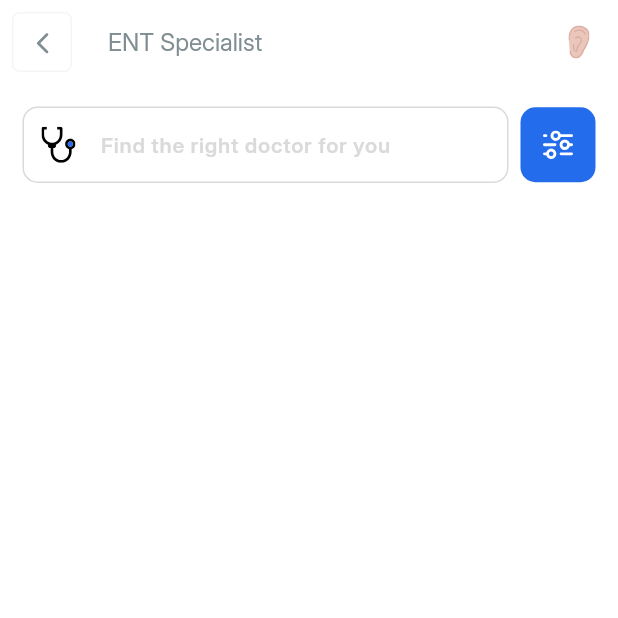
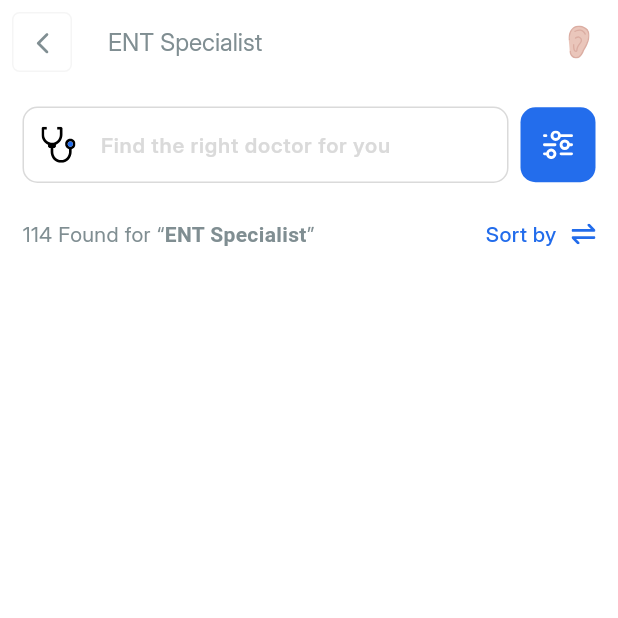
Before and after one commit to LaithMahdi/medigo, a Flutter app: the InitialScreen screen opened by its route, after a tap on "ENT Specialist", on a phone screen of 412 x 824 dp, the top half of it. Run offline on Flutter 3.47's test engine with Material 3 defaults, Android fonts, the phone set to English and light mode, and no system bars; our stand-ins replace flutter_spinkit, flutter_svg, get, shared_preferences; accounts and stored records are empty.

Commit message:
feat: add sorting functionality and new sort icon for specialties

```diff
--- a/lib/core/constant/app_image.dart
+++ b/lib/core/constant/app_image.dart
@@ -18,13 +18,11 @@ class AppImage {
 
   static const String imagesDoctorDoctor7 = "assets/images/doctor/doctor_7.png";
 
-  static const String imagesIconesAfternoon =
-      "assets/images/icones/afternoon.png";
+  static const String imagesIconesAfternoon = "assets/images/icones/afternoon.png";
 
   static const String imagesIconesBadge = "assets/images/icones/badge.svg";
 
-  static const String imagesIconesCalendar =
-      "assets/images/icones/calendar.svg";
+  static const String imagesIconesCalendar = "assets/images/icones/calendar.svg";
 
   static const String imagesIconesCall = "assets/images/icones/call.svg";
 
@@ -32,16 +30,13 @@ class AppImage {
 
   static const String imagesIconesClock = "assets/images/icones/clock.svg";
 
-  static const String imagesIconesExperience =
-      "assets/images/icones/experience.png";
+  static const String imagesIconesExperience = "assets/images/icones/experience.png";
 
   static const String imagesIconesEye = "assets/images/icones/eye.svg";
 
-  static const String imagesIconesEyeSlash =
-      "assets/images/icones/eye_slash.svg";
+  static const String imagesIconesEyeSlash = "assets/images/icones/eye_slash.svg";
 
-  static const String imagesIconesFacebook =
-      "assets/images/icones/facebook.svg";
+  static const String imagesIconesFacebook = "assets/images/icones/facebook.svg";
 
   static const String imagesIconesFemale = "assets/images/icones/female.png";
 
@@ -51,46 +46,41 @@ class AppImage {
 
   static const String imagesIconesHeart = "assets/images/icones/heart.svg";
 
-  static const String imagesIconesHeartFilled =
-      "assets/images/icones/heart_filled.svg";
+  static const String imagesIconesHeartFilled = "assets/images/icones/heart_filled.svg";
 
   static const String imagesIconesHome = "assets/images/icones/home.svg";
 
-  static const String imagesIconesHomeVisit =
-      "assets/images/icones/home_visit.png";
+  static const String imagesIconesHomeVisit = "assets/images/icones/home_visit.png";
 
-  static const String imagesIconesHospital =
-      "assets/images/icones/hospital.png";
+  static const String imagesIconesHospital = "assets/images/icones/hospital.png";
 
   static const String imagesIconesMale = "assets/images/icones/male.png";
 
-  static const String imagesIconesMessaging =
-      "assets/images/icones/messaging.svg";
+  static const String imagesIconesMessaging = "assets/images/icones/messaging.svg";
 
   static const String imagesIconesMorning = "assets/images/icones/morning.png";
 
   static const String imagesIconesNight = "assets/images/icones/night.png";
 
-  static const String imagesIconesNotification =
-      "assets/images/icones/notification.svg";
+  static const String imagesIconesNotification = "assets/images/icones/notification.svg";
 
   static const String imagesIconesOnline = "assets/images/icones/online.png";
 
   static const String imagesIconesSearch = "assets/images/icones/search.svg";
 
+  static const String imagesIconesSort = "assets/images/icones/sort.svg";
+
   static const String imagesIconesStar = "assets/images/icones/star.svg";
 
   static const String imagesIconesStar1 = "assets/images/icones/star_1.png";
 
-  static const String imagesIconesStarOutline =
-      "assets/images/icones/star_outline.svg";
+  static const String imagesIconesStarOutline = "assets/images/icones/star_outline.svg";
 
   static const String imagesIconesUser = "assets/images/icones/user.svg";
 
   static const String imagesIconesUsers = "assets/images/icones/users.svg";
 
-  static const String imagesIconesVideoCall =
-      "assets/images/icones/video_call.svg";
+  static const String imagesIconesVideoCall = "assets/images/icones/video_call.svg";
 
   static const String imagesLogoLogoImage = "assets/images/logo/logo_image.svg";
 
@@ -102,27 +92,19 @@ class AppImage {
 
   static const String imagesOnboard3 = "assets/images/onboard_3.png";
 
-  static const String imagesSpecialityCardiologist =
-      "assets/images/speciality/cardiologist.svg";
+  static const String imagesSpecialityCardiologist = "assets/images/speciality/cardiologist.svg";
 
-  static const String imagesSpecialityDentist =
-      "assets/images/speciality/dentist.svg";
+  static const String imagesSpecialityDentist = "assets/images/speciality/dentist.svg";
 
-  static const String imagesSpecialityEntSpecialist =
-      "assets/images/speciality/ent_specialist.svg";
+  static const String imagesSpecialityEntSpecialist = "assets/images/speciality/ent_specialist.svg";
 
-  static const String imagesSpecialityGastroenterologist =
-      "assets/images/speciality/gastroenterologist.svg";
+  static const String imagesSpecialityGastroenterologist = "assets/images/speciality/gastroenterologist.svg";
 
-  static const String imagesSpecialityGynecologist =
-      "assets/images/speciality/gynecologist.svg";
+  static const String imagesSpecialityGynecologist = "assets/images/speciality/gynecologist.svg";
 
-  static const String imagesSpecialityNeurologist =
-      "assets/images/speciality/neurologist.svg";
+  static const String imagesSpecialityNeurologist = "assets/images/speciality/neurologist.svg";
 
-  static const String imagesSpecialityOphthalmologist =
-      "assets/images/speciality/ophthalmologist.svg";
+  static const String imagesSpecialityOphthalmologist = "assets/images/speciality/ophthalmologist.svg";
 
-  static const String imagesSpecialityOtologist =
-      "assets/images/speciality/otologist.svg";
+  static const String imagesSpecialityOtologist = "assets/images/speciality/otologist.svg";
 }
--- a/lib/data/dummy.dart
+++ b/lib/data/dummy.dart
@@ -160,3 +160,11 @@ List<BottomNavigationModel> bottomNavigationItems = [
     page: Container(color: Colors.brown),
   ),
 ];
+
+List<FilterModel> sortByFilters = [
+  FilterModel(name: "Full Name (A-Z)", value: "name_asc"),
+  FilterModel(name: "Experience (High → Low)", value: "experience_desc"),
+  FilterModel(name: "Rating (High → Low)", value: "rating_desc"),
+  FilterModel(name: "Fee (Low → High)", value: "fee_asc"),
+  FilterModel(name: "Availability", value: "availability"),
+];
--- a/lib/views/speciality/speciality_screen.dart
+++ b/lib/views/speciality/speciality_screen.dart
@@ -2,11 +2,13 @@ import 'package:flutter/material.dart';
 import 'package:flutter_svg/flutter_svg.dart';
 import 'package:get/get.dart';
 import 'package:medigo/core/constant/app_color.dart';
+import 'package:medigo/core/constant/app_image.dart';
 import 'package:medigo/shared/spacer.dart';
 import '../../controllers/speciality_controller.dart';
 import '../../core/config.dart';
 import '../../shared/buttons/custom_back_button.dart';
 import '../../shared/search_row.dart';
+import 'widgets/speciality_search_and_sort.dart';
 
 class SpecialityScreen extends StatelessWidget {
   const SpecialityScreen({super.key});
@@ -37,6 +39,7 @@ class SpecialityScreen extends StatelessWidget {
             child: SearchRow(controller: TextEditingController(), onTap: () {}),
           ),
           SliverToBoxAdapter(child: Config.spaceWidget),
+          SliverToBoxAdapter(child: SpecialitySearchAndSort()),
         ],
       ),
     );
--- /dev/null
+++ b/lib/views/speciality/widgets/speciality_search_and_sort.dart
@@ -0,0 +1,62 @@
+import 'package:flutter/material.dart';
+import 'package:flutter_svg/flutter_svg.dart';
+import 'package:get/get.dart';
+
+import '../../../controllers/speciality_controller.dart';
+import '../../../core/config.dart';
+import '../../../core/constant/app_color.dart';
+import '../../../core/constant/app_image.dart';
+
+class SpecialitySearchAndSort extends GetView<SpecialityController> {
+  const SpecialitySearchAndSort({super.key});
+
+  @override
+  Widget build(BuildContext context) {
+    return Padding(
+      padding: EdgeInsetsGeometry.symmetric(horizontal: Config.spacing15),
+      child: Row(
+        mainAxisAlignment: MainAxisAlignment.spaceBetween,
+        children: [
+          Text.rich(
+            style: TextStyle(fontSize: 14, color: AppColor.grey1),
+            TextSpan(
+              text: "114 Found for “",
+              children: [
+                TextSpan(
+                  text: controller.speciality.title,
+                  style: TextStyle(
+                    fontSize: 14,
+                    color: AppColor.grey1,
+                    fontWeight: FontWeight.w600,
+                  ),
+                ),
+                TextSpan(text: "”"),
+              ],
+            ),
+          ),
+          InkWell(
+            onTap: () {},
+            child: Row(
+              spacing: 10,
+              children: [
+                Text(
+                  "Sort by",
+                  style: TextStyle(
+                    fontSize: 14,
+                    fontWeight: FontWeight.w500,
+                    color: AppColor.primary,
+                  ),
+                ),
+                SvgPicture.asset(
+                  AppImage.imagesIconesSort,
+                  width: 16,
+                  height: 16,
+                ),
+              ],
+            ),
+          ),
+        ],
+      ),
+    );
+  }
+}
```
Also changed, not shown: assets/images/icones/sort.svg (added).
